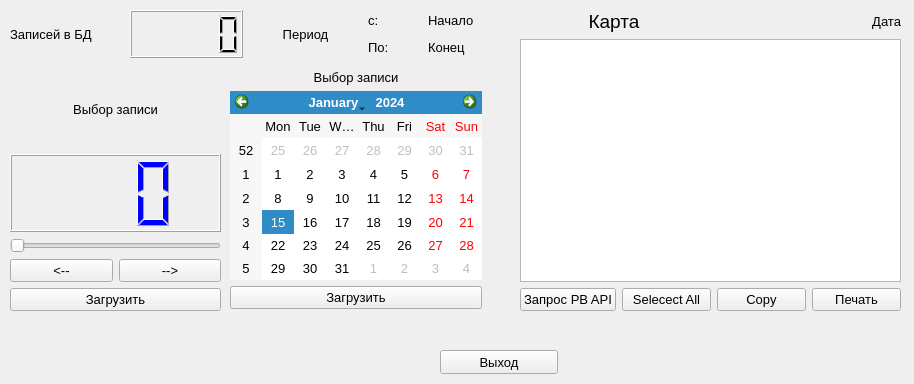
Old version of the form PB/pb_gui.ui in the repository centurionservise/python_test.
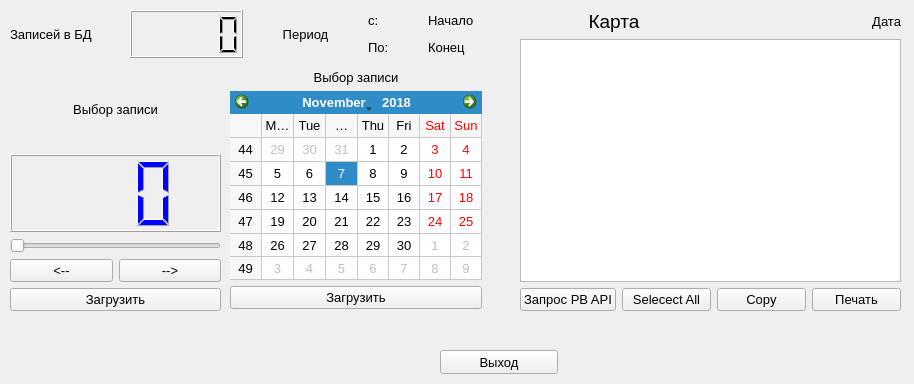
New version of the form. Icons and pictures are not drawn.

Patch:
```diff
--- a/PB/pb_gui.ui
+++ b/PB/pb_gui.ui
@@ -282,7 +282,18 @@
     <item>
      <layout class="QVBoxLayout" name="verticalLayout_3">
       <item>
-       <widget class="QCalendarWidget" name="calendarWidget"/>
+       <widget class="QCalendarWidget" name="calendarWidget">
+        <property name="selectedDate">
+         <date>
+          <year>2018</year>
+          <month>11</month>
+          <day>7</day>
+         </date>
+        </property>
+        <property name="gridVisible">
+         <bool>true</bool>
+        </property>
+       </widget>
       </item>
       <item>
        <widget class="QPushButton" name="pushButton_3">
```
Left out of the diff: 16 changed lines with no effect on the pictures.
